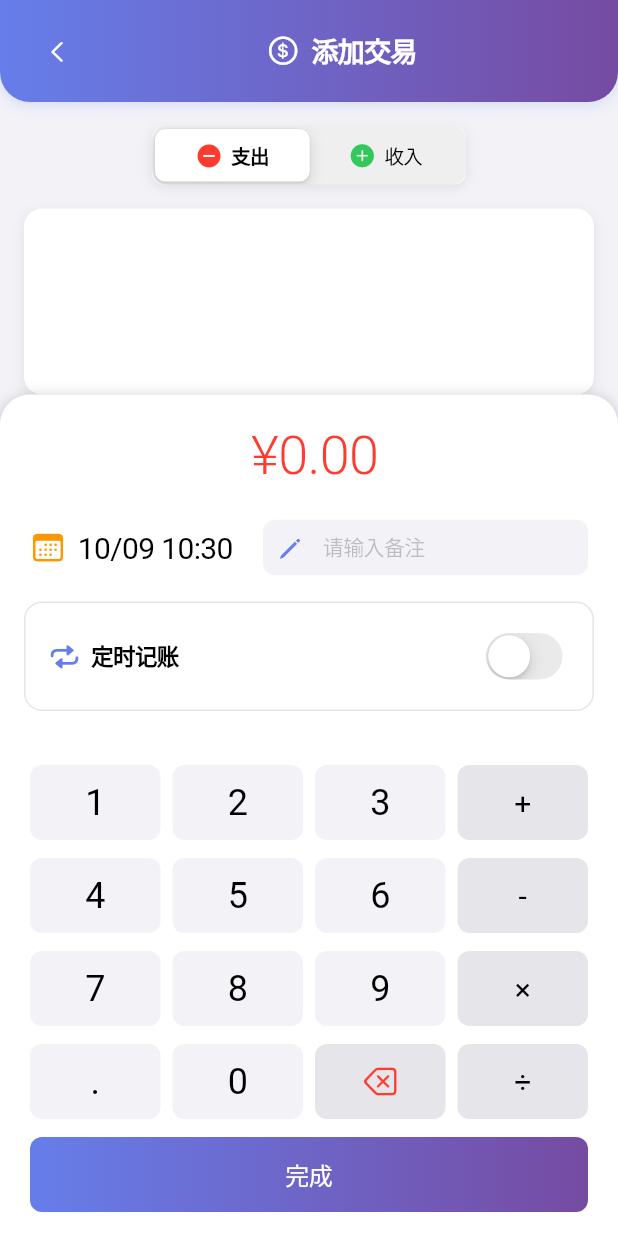
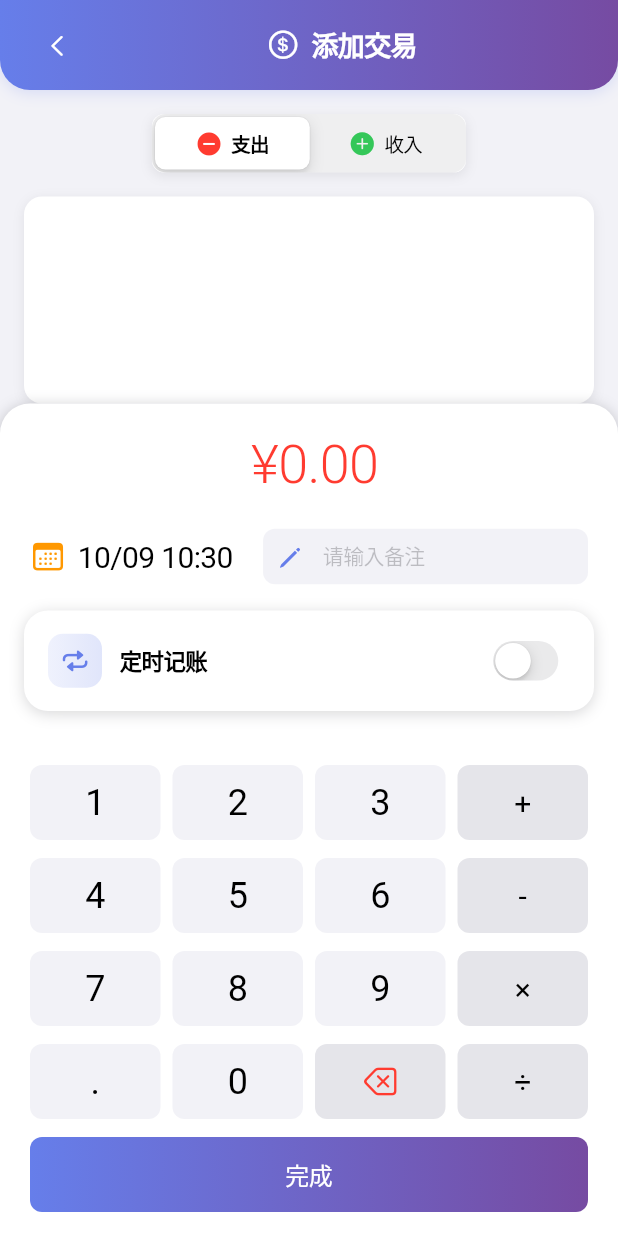
Before and after one commit to adoom2017/mini_money_flutter, a Flutter app: the AddTransactionScreen screen opened by its route, on a phone screen of 412 x 824 dp. Run offline on Flutter 3.47's test engine with Material 3 defaults, Android fonts, the phone set to English and light mode, and no system bars; our stand-ins replace fl_chart, go_router, image_picker, logger, shared_preferences; missing offline and left inert: window_manager; accounts and stored records are empty; network calls fail.

Commit message:
feat: 优化定时记账功能，使用交易时间的日期和时间，改善错误日志记录

```diff
--- a/lib/models/auto_transaction.dart
+++ b/lib/models/auto_transaction.dart
@@ -108,9 +108,9 @@ class AutoTransaction {
       case 'weekly':
         return '每周$dayOfWeekName';
       case 'monthly':
-        return '每月${dayOfMonth}日';
+        return '每月$dayOfMonth日';
       case 'yearly':
-        return '每年${nextExecutionDate?.month}月${dayOfMonth}日';
+        return '每年${nextExecutionDate?.month}月$dayOfMonth日';
       default:
         return '';
     }
--- a/lib/screens/add_transaction_screen.dart
+++ b/lib/screens/add_transaction_screen.dart
@@ -28,8 +28,6 @@ class _AddTransactionScreenState extends State<AddTransactionScreen> {
   // 定时记账相关
   bool _enableAutoTransaction = false;
   String _autoFrequency = 'monthly'; // daily, weekly, monthly, yearly
-  int _autoDayOfMonth = 1;
-  int _autoDayOfWeek = 1; // 1=周一
 
   List<TransactionCategory> _expenseCategories = [];
   List<TransactionCategory> _incomeCategories = [];
@@ -335,9 +333,14 @@ class _AddTransactionScreenState extends State<AddTransactionScreen> {
         'categoryKey': _selectedCategoryKey,
         'description': _description,
         'frequency': _autoFrequency,
-        if (_autoFrequency == 'weekly') 'dayOfWeek': _autoDayOfWeek,
+        'executionHour': _selectedDate.hour, // 使用交易时间的小时
+        'executionMinute': _selectedDate.minute, // 使用交易时间的分钟
+        if (_autoFrequency == 'weekly')
+          'dayOfWeek': _selectedDate.weekday % 7, // 使用交易日期的星期
         if (_autoFrequency == 'monthly' || _autoFrequency == 'yearly')
-          'dayOfMonth': _autoDayOfMonth,
+          'dayOfMonth': _selectedDate.day, // 使用交易日期的日
+        if (_autoFrequency == 'yearly')
+          'monthOfYear': _selectedDate.month, // 使用交易时间的月份
       };
 
       await _apiService.createAutoTransaction(autoTransactionData);
@@ -421,42 +424,6 @@ class _AddTransactionScreenState extends State<AddTransactionScreen> {
     );
   }
 
-  Future<void> _showDescriptionInput() async {
-    final TextEditingController controller =
-        TextEditingController(text: _description);
-
-    await showCupertinoDialog<String>(
-      context: context,
-      builder: (BuildContext context) => CupertinoAlertDialog(
-        title: const Text('添加备注'),
-        content: Padding(
-          padding: const EdgeInsets.only(top: 12),
-          child: CupertinoTextField(
-            controller: controller,
-            placeholder: '请输入备注信息',
-            maxLines: 3,
-            maxLength: 100,
-          ),
-        ),
-        actions: [
-          CupertinoDialogAction(
-            child: const Text('取消'),
-            onPressed: () => Navigator.of(context).pop(),
-          ),
-          CupertinoDialogAction(
-            child: const Text('确定'),
-            onPressed: () {
-              setState(() {
-                _description = controller.text;
-              });
-              Navigator.of(context).pop();
-            },
-          ),
-        ],
-      ),
-    );
-  }
-
   void _showAlert(String message) {
     showCupertinoDialog(
       context: context,
@@ -513,7 +480,7 @@ class _AddTransactionScreenState extends State<AddTransactionScreen> {
 
   Widget _buildTopBar() {
     return Container(
-      padding: const EdgeInsets.symmetric(horizontal: 16, vertical: 12),
+      padding: const EdgeInsets.symmetric(horizontal: 16, vertical: 8),
       decoration: BoxDecoration(
         gradient: const LinearGradient(
           colors: [Color(0xFF667EEA), Color(0xFF764BA2)],
@@ -826,26 +793,45 @@ class _AddTransactionScreenState extends State<AddTransactionScreen> {
   Widget _buildAutoTransactionSection() {
     return Container(
       margin: const EdgeInsets.symmetric(horizontal: 16),
-      padding: const EdgeInsets.all(16),
       decoration: BoxDecoration(
         color: CupertinoColors.systemBackground,
-        borderRadius: BorderRadius.circular(12),
-        border: Border.all(
-          color: CupertinoColors.systemGrey5,
-          width: 1,
+        borderRadius: BorderRadius.circular(16),
+        boxShadow: [
+          BoxShadow(
+            color: CupertinoColors.separator.withOpacity(0.2),
+            spreadRadius: 0,
+            blurRadius: 8,
+            offset: const Offset(0, 2),
           ),
+        ],
       ),
       child: Column(
         crossAxisAlignment: CrossAxisAlignment.start,
         children: [
-          Row(
+          // 标题行
+          Padding(
+            padding: const EdgeInsets.fromLTRB(16, 14, 16, 14),
+            child: Row(
               children: [
-              const Icon(
+                Container(
+                  width: 36,
+                  height: 36,
+                  decoration: BoxDecoration(
+                    gradient: LinearGradient(
+                      colors: [
+                        const Color(0xFF667EEA).withOpacity(0.1),
+                        const Color(0xFF667EEA).withOpacity(0.2),
+                      ],
+                    ),
+                    borderRadius: BorderRadius.circular(10),
+                  ),
+                  child: const Icon(
                     CupertinoIcons.repeat,
                     color: Color(0xFF667EEA),
-                size: 20,
+                    size: 18,
                   ),
-              const SizedBox(width: 8),
+                ),
+                const SizedBox(width: 12),
                 const Expanded(
                   child: Text(
                     '定时记账',
@@ -855,56 +841,53 @@ class _AddTransactionScreenState extends State<AddTransactionScreen> {
                     ),
                   ),
                 ),
-              CupertinoSwitch(
+                Transform.scale(
+                  scale: 0.85,
+                  child: CupertinoSwitch(
                     value: _enableAutoTransaction,
                     activeColor: const Color(0xFF667EEA),
                     onChanged: (value) {
                       setState(() {
                         _enableAutoTransaction = value;
-                    if (value) {
-                      // 设置默认值
-                      _autoDayOfMonth = _selectedDate.day;
-                      _autoDayOfWeek = _selectedDate.weekday % 7;
-                    }
                       });
                     },
                   ),
+                ),
               ],
             ),
+          ),
+          // 展开内容
           if (_enableAutoTransaction) ...[
-            const SizedBox(height: 12),
-            const Divider(height: 1),
-            const SizedBox(height: 12),
+            const Divider(height: 1, indent: 16, endIndent: 16),
+            Padding(
+              padding: const EdgeInsets.fromLTRB(16, 12, 16, 14),
+              child: Column(
+                crossAxisAlignment: CrossAxisAlignment.start,
+                children: [
                   // 频率选择
-            Row(
-              children: [
-                const Text(
-                  '频率:',
-                  style: TextStyle(
-                    fontSize: 14,
-                    color: CupertinoColors.secondaryLabel,
-                  ),
-                ),
-                const SizedBox(width: 12),
-                Expanded(
-                  child: CupertinoSlidingSegmentedControl<String>(
+                  CupertinoSlidingSegmentedControl<String>(
                     groupValue: _autoFrequency,
+                    padding: const EdgeInsets.all(2),
                     children: const {
                       'daily': Padding(
-                        padding: EdgeInsets.symmetric(horizontal: 8),
-                        child: Text('每天', style: TextStyle(fontSize: 13)),
+                        padding:
+                            EdgeInsets.symmetric(horizontal: 6, vertical: 3),
+                        child: Text('每天', style: TextStyle(fontSize: 12)),
                       ),
                       'weekly': Padding(
-                        padding: EdgeInsets.symmetric(horizontal: 8),
-                        child: Text('每周', style: TextStyle(fontSize: 13)),
+                        padding:
+                            EdgeInsets.symmetric(horizontal: 6, vertical: 3),
+                        child: Text('每周', style: TextStyle(fontSize: 12)),
                       ),
                       'monthly': Padding(
-                        padding: EdgeInsets.symmetric(horizontal: 8),
-                        child: Text('每月', style: TextStyle(fontSize: 13)),
+                        padding:
+                            EdgeInsets.symmetric(horizontal: 6, vertical: 3),
+                        child: Text('每月', style: TextStyle(fontSize: 12)),
                       ),
                       'yearly': Padding(
-                        padding: EdgeInsets.symmetric(horizontal: 8),
-                        child: Text('每年', style: TextStyle(fontSize: 13)),
+                        padding:
+                            EdgeInsets.symmetric(horizontal: 6, vertical: 3),
+                        child: Text('每年', style: TextStyle(fontSize: 12)),
                       ),
                     },
                     onValueChanged: (value) {
@@ -913,76 +896,29 @@ class _AddTransactionScreenState extends State<AddTransactionScreen> {
                       });
                     },
                   ),
-                ),
-              ],
-            ),
-            const SizedBox(height: 12),
-            // 根据频率显示不同的选项
-            if (_autoFrequency == 'weekly')
+                  const SizedBox(height: 10),
+                  // 规则说明
                   Row(
                     children: [
-                  const Text(
-                    '星期:',
-                    style: TextStyle(
-                      fontSize: 14,
+                      const Icon(
+                        CupertinoIcons.info_circle,
+                        size: 13,
+                        color: Color(0xFF667EEA),
+                      ),
+                      const SizedBox(width: 6),
+                      Expanded(
+                        child: Text(
+                          _getAutoTransactionDescription(),
+                          style: const TextStyle(
+                            fontSize: 11,
                             color: CupertinoColors.secondaryLabel,
-                    ),
-                  ),
-                  const SizedBox(width: 12),
-                  Expanded(
-                    child: CupertinoButton(
-                      padding: const EdgeInsets.symmetric(
-                          horizontal: 16, vertical: 8),
-                      color: CupertinoColors.systemGrey6,
-                      onPressed: () => _showDayOfWeekPicker(),
-                      child: Text(
-                        [
-                          '周日',
-                          '周一',
-                          '周二',
-                          '周三',
-                          '周四',
-                          '周五',
-                          '周六'
-                        ][_autoDayOfWeek],
-                        style: const TextStyle(
-                          color: CupertinoColors.label,
-                          fontSize: 14,
-                        ),
                           ),
                         ),
                       ),
                     ],
                   ),
-            if (_autoFrequency == 'monthly' || _autoFrequency == 'yearly')
-              Row(
-                children: [
-                  Text(
-                    _autoFrequency == 'monthly' ? '日期:' : '日期:',
-                    style: const TextStyle(
-                      fontSize: 14,
-                      color: CupertinoColors.secondaryLabel,
+                ],
               ),
-                  ),
-                  const SizedBox(width: 12),
-                  Expanded(
-                    child: CupertinoButton(
-                      padding: const EdgeInsets.symmetric(
-                          horizontal: 16, vertical: 8),
-                      color: CupertinoColors.systemGrey6,
-                      onPressed: () => _showDayOfMonthPicker(),
-                      child: Text(
-                        _autoFrequency == 'monthly'
-                            ? '每月 $_autoDayOfMonth 日'
-                            : '每年 ${_selectedDate.month}月 $_autoDayOfMonth 日',
-                        style: const TextStyle(
-                          color: CupertinoColors.label,
-                          fontSize: 14,
-                        ),
-                      ),
-                    ),
-                  ),
-                ],
             ),
           ],
         ],
@@ -990,97 +926,23 @@ class _AddTransactionScreenState extends State<AddTransactionScreen> {
     );
   }
 
-  void _showDayOfWeekPicker() {
-    showCupertinoModalPopup(
-      context: context,
-      builder: (context) => Container(
-        height: 200,
-        color: CupertinoColors.systemBackground,
-        child: Column(
-          children: [
-            Row(
-              mainAxisAlignment: MainAxisAlignment.spaceBetween,
-              children: [
-                CupertinoButton(
-                  child: const Text('取消'),
-                  onPressed: () => Navigator.pop(context),
-                ),
-                CupertinoButton(
-                  child: const Text('确定'),
-                  onPressed: () => Navigator.pop(context),
-                ),
-              ],
-            ),
-            Expanded(
-              child: CupertinoPicker(
-                itemExtent: 32,
-                scrollController: FixedExtentScrollController(
-                  initialItem: _autoDayOfWeek,
-                ),
-                onSelectedItemChanged: (index) {
-                  setState(() {
-                    _autoDayOfWeek = index;
-                  });
-                },
-                children: const [
-                  Text('周日'),
-                  Text('周一'),
-                  Text('周二'),
-                  Text('周三'),
-                  Text('周四'),
-                  Text('周五'),
-                  Text('周六'),
-                ],
-              ),
-            ),
-          ],
-        ),
-      ),
-    );
+  // 获取定时记账规则描述
+  String _getAutoTransactionDescription() {
+    final timeStr = DateFormat('HH:mm').format(_selectedDate);
+    switch (_autoFrequency) {
+      case 'daily':
+        return '每天 $timeStr 自动记账';
+      case 'weekly':
+        final weekDays = ['周日', '周一', '周二', '周三', '周四', '周五', '周六'];
+        final dayOfWeek = _selectedDate.weekday % 7;
+        return '每周${weekDays[dayOfWeek]} $timeStr 自动记账';
+      case 'monthly':
+        return '每月 ${_selectedDate.day} 日 $timeStr 自动记账';
+      case 'yearly':
+        return '每年 ${_selectedDate.month}月${_selectedDate.day}日 $timeStr 自动记账';
+      default:
+        return '';
     }
-
-  void _showDayOfMonthPicker() {
-    showCupertinoModalPopup(
-      context: context,
-      builder: (context) => Container(
-        height: 200,
-        color: CupertinoColors.systemBackground,
-        child: Column(
-          children: [
-            Row(
-              mainAxisAlignment: MainAxisAlignment.spaceBetween,
-              children: [
-                CupertinoButton(
-                  child: const Text('取消'),
-                  onPressed: () => Navigator.pop(context),
-                ),
-                CupertinoButton(
-                  child: const Text('确定'),
-                  onPressed: () => Navigator.pop(context),
-                ),
-              ],
-            ),
-            Expanded(
-              child: CupertinoPicker(
-                itemExtent: 32,
-                scrollController: FixedExtentScrollController(
-                  initialItem: _autoDayOfMonth - 1,
-                ),
-                onSelectedItemChanged: (index) {
-                  setState(() {
-                    _autoDayOfMonth = index + 1;
-                  });
-                },
-                children: List.generate(
-                  31,
-                  (index) => Text('${index + 1} 日'),
-                ),
-              ),
-            ),
-          ],
-        ),
-      ),
-    );
   }
 
   Widget _buildCalculatorKeyboard() {
--- a/lib/screens/details_screen.dart
+++ b/lib/screens/details_screen.dart
@@ -8,6 +8,7 @@ import '../providers/transaction_provider.dart';
 import '../models/transaction.dart';
 import '../models/transaction_category.dart';
 import '../utils/category_utils.dart';
+import '../utils/app_logger.dart';
 import '../api/api_service.dart';
 
 class DetailsScreen extends StatefulWidget {
@@ -50,7 +51,7 @@ class _DetailsScreenState extends State<DetailsScreen> {
         });
       }
     } catch (e) {
-      print('加载分类失败: $e');
+      AppLogger.error('加载分类失败', e);
     }
   }
 
```
Lines whose indentation alone changed are shown as unchanged.
